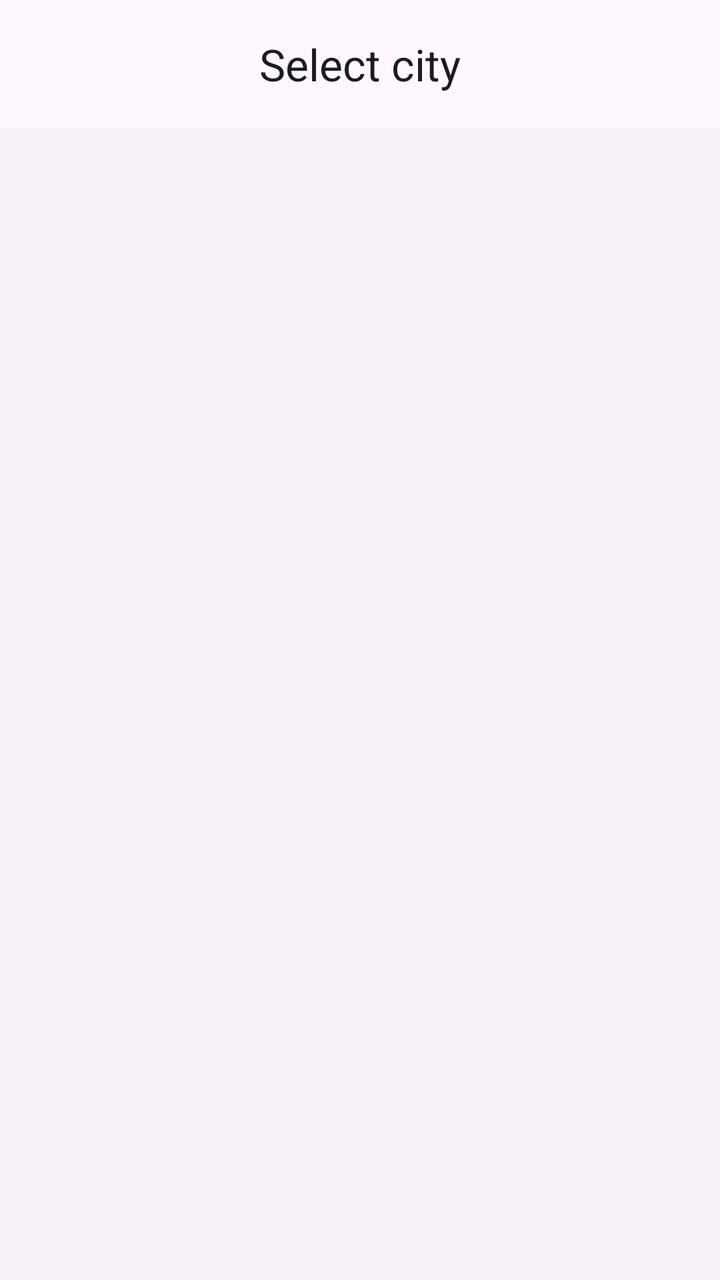
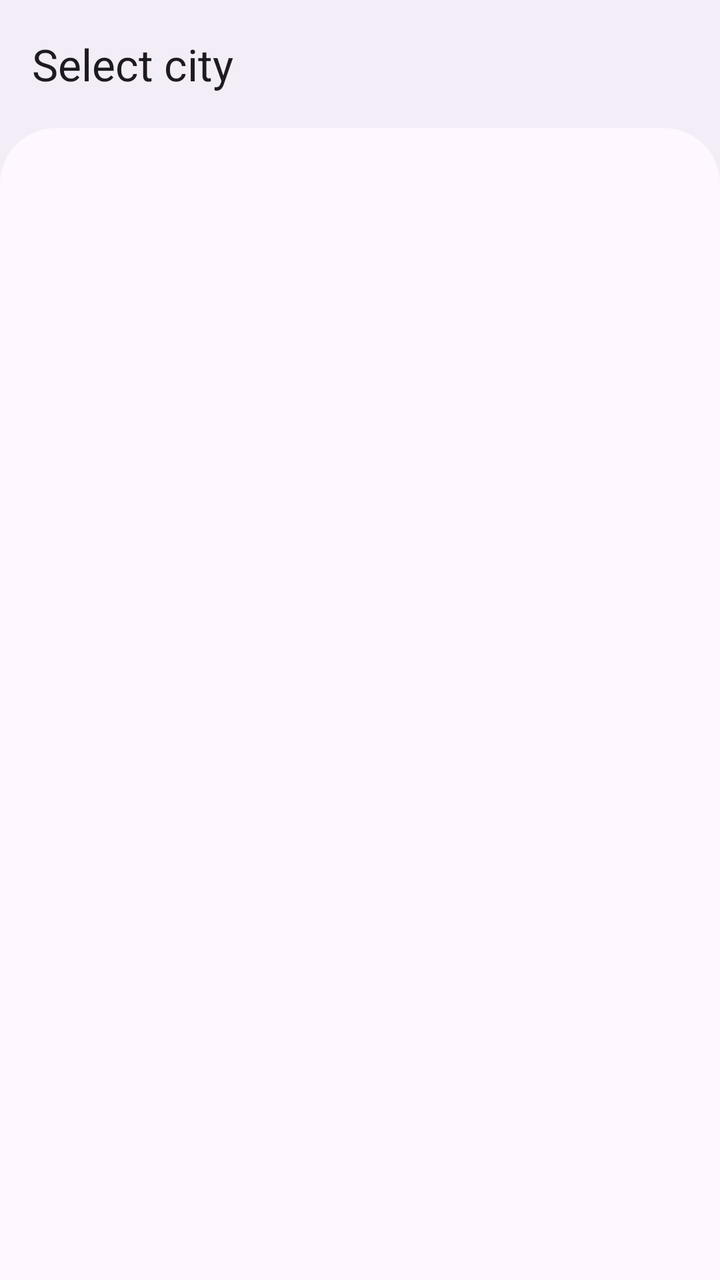

The first picture is an Android layout as it rendered before a commit; the second is the same layout after the commit. The layout source and the unified diff follow.
<!-- AndroidManifest.xml: application theme Theme.KharkivMetro -->
<!-- res/layout/fragment_selectmap.xml -->
<?xml version="1.0" encoding="utf-8"?>
<LinearLayout
        xmlns:android="http://schemas.android.com/apk/res/android"
        xmlns:app="http://schemas.android.com/apk/res-auto"
        android:layout_width="match_parent"
        android:layout_height="match_parent"
        android:background="?attr/colorSurfaceContainerLow"
        android:fitsSystemWindows="true"
        android:orientation="vertical">

    <com.google.android.material.appbar.AppBarLayout
            android:id="@+id/appBarLayout"
            android:layout_width="match_parent"
            android:layout_height="wrap_content"
            android:fitsSystemWindows="true">

        <com.google.android.material.appbar.MaterialToolbar
                android:id="@+id/toolbar"
                style="@style/Widget.Material3.Toolbar"
                android:layout_width="match_parent"
                android:layout_height="wrap_content"
                app:title="@string/label_select_city"
                app:titleCentered="true" />

    </com.google.android.material.appbar.AppBarLayout>

    <ScrollView
            android:layout_width="match_parent"
            android:layout_height="match_parent"
            android:clipToPadding="false">

        <LinearLayout
                android:id="@+id/citiesContainer"
                android:layout_width="match_parent"
                android:layout_height="wrap_content"
                android:orientation="vertical"
                android:padding="16dp" />

    </ScrollView>

</LinearLayout>
<!-- resources referenced by this layout -->
<resources>
  <string name="label_select_city">Select city</string>
  <style name="Theme.KharkivMetro" parent="@style/Theme.Material3.DayNight.NoActionBar">
          <item name="android:statusBarColor">@android:color/transparent</item>
          <item name="android:windowLightStatusBar">true</item>
          
          <item name="android:windowBackground">?attr/colorSurfaceContainer</item>
      </style>
</resources>

<!-- the commit's change to res/layout/fragment_selectmap.xml (unified diff, before → after) -->
@@ -4,38 +4,51 @@
         xmlns:app="http://schemas.android.com/apk/res-auto"
         android:layout_width="match_parent"
         android:layout_height="match_parent"
-        android:background="?attr/colorSurfaceContainerLow"
-        android:fitsSystemWindows="true"
+        android:background="?attr/colorSurfaceContainer"
         android:orientation="vertical">
 
     <com.google.android.material.appbar.AppBarLayout
             android:id="@+id/appBarLayout"
             android:layout_width="match_parent"
             android:layout_height="wrap_content"
-            android:fitsSystemWindows="true">
+            android:background="@android:color/transparent"
+            android:fitsSystemWindows="true"
+            app:elevation="0dp"
+            app:liftOnScroll="false">
 
         <com.google.android.material.appbar.MaterialToolbar
                 android:id="@+id/toolbar"
                 style="@style/Widget.Material3.Toolbar"
                 android:layout_width="match_parent"
                 android:layout_height="wrap_content"
+                android:background="@android:color/transparent"
                 app:title="@string/label_select_city"
-                app:titleCentered="true" />
+                app:titleCentered="false" />
 
     </com.google.android.material.appbar.AppBarLayout>
 
-    <ScrollView
+    <LinearLayout
             android:layout_width="match_parent"
-            android:layout_height="match_parent"
+            android:layout_height="0dp"
+            android:layout_weight="1"
+            android:background="@drawable/bg_sheet_top_rounded"
             android:clipToPadding="false">
 
-        <LinearLayout
-                android:id="@+id/citiesContainer"
+        <ScrollView
                 android:layout_width="match_parent"
-                android:layout_height="wrap_content"
-                android:orientation="vertical"
-                android:padding="16dp" />
+                android:layout_height="match_parent"
+                android:clipToPadding="false">
 
-    </ScrollView>
+            <LinearLayout
+                    android:id="@+id/citiesContainer"
+                    android:layout_width="match_parent"
+                    android:layout_height="wrap_content"
+                    android:orientation="vertical"
+                    android:padding="16dp"
+                    android:paddingBottom="24dp" />
+
+        </ScrollView>
+
+    </LinearLayout>
 
 </LinearLayout>
<!-- resource entries referenced after the edit -->
@@ -1,5 +1,13 @@
 <!-- resources referenced by this layout -->
 <resources>
+  <!-- drawable bg_sheet_top_rounded (drawable) -->
+  <?xml version="1.0" encoding="utf-8"?>
+  <shape xmlns:android="http://schemas.android.com/apk/res/android">
+      <solid android:color="?attr/colorSurface" />
+      <corners
+          android:topLeftRadius="28dp"
+          android:topRightRadius="28dp" />
+  </shape>
   <string name="label_select_city">Select city</string>
   <style name="Theme.KharkivMetro" parent="@style/Theme.Material3.DayNight.NoActionBar">
           <item name="android:statusBarColor">@android:color/transparent</item>
